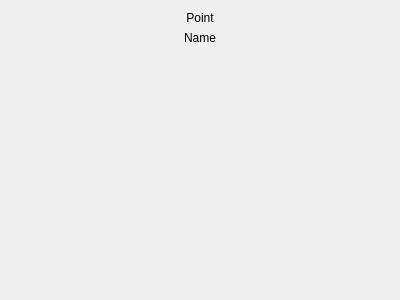
Qt form src/WhiskerToolbox/Media_Widget/MediaPoint_Widget/MediaPoint_Widget.ui (paulmthompson/WhiskerToolbox) before a commit.
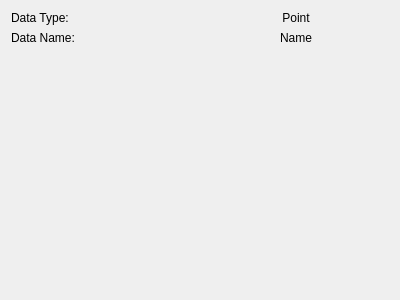
The same form after that commit.

Commit message: use datatype return from data manager.

The edit to the form file:
```diff
--- a/src/WhiskerToolbox/Media_Widget/MediaPoint_Widget/MediaPoint_Widget.ui
+++ b/src/WhiskerToolbox/Media_Widget/MediaPoint_Widget/MediaPoint_Widget.ui
@@ -15,6 +15,15 @@
   </property>
   <layout class="QVBoxLayout" name="verticalLayout">
    <item>
+    <layout class="QHBoxLayout" name="horizontalLayout">
+     <item>
+      <widget class="QLabel" name="label_2">
+       <property name="text">
+        <string>Data Type:</string>
+       </property>
+      </widget>
+     </item>
+     <item>
     <widget class="QLabel" name="label">
      <property name="text">
       <string>Point</string>
@@ -24,6 +33,17 @@
      </property>
     </widget>
    </item>
+    </layout>
+   </item>
+   <item>
+    <layout class="QHBoxLayout" name="horizontalLayout_2">
+     <item>
+      <widget class="QLabel" name="label_3">
+       <property name="text">
+        <string>Data Name:</string>
+       </property>
+      </widget>
+     </item>
    <item>
     <widget class="QLabel" name="name_label">
      <property name="text">
@@ -33,6 +53,8 @@
       <set>Qt::AlignmentFlag::AlignCenter</set>
      </property>
     </widget>
+     </item>
+    </layout>
    </item>
    <item>
     <spacer name="verticalSpacer">
```
Lines whose indentation alone changed are shown as unchanged. The commit also changes 13 other files.
